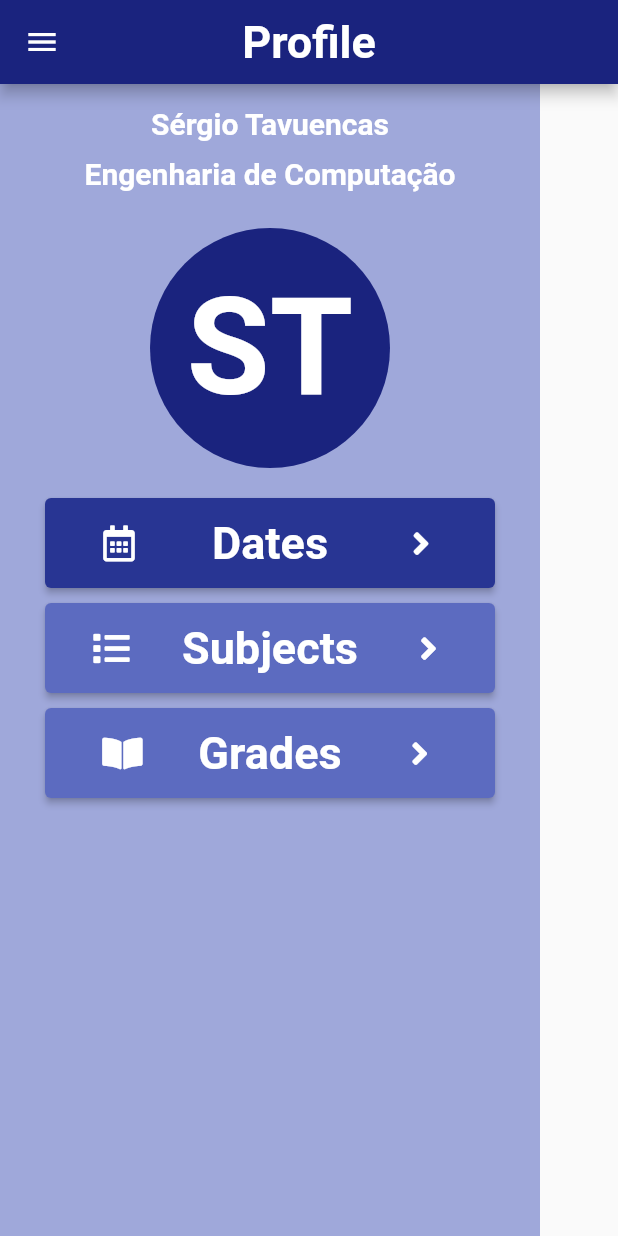
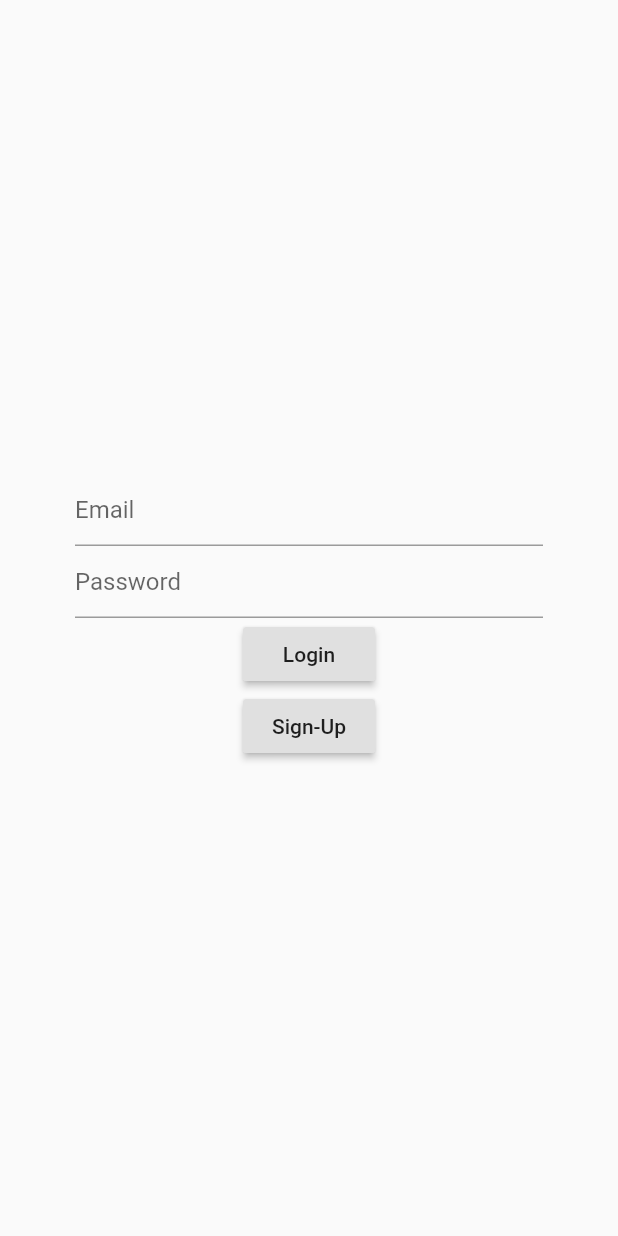
Before and after one commit to sergiotavuencas/mobile-project, a Flutter app: the screen it shows after launch, on a phone screen of 412 x 824 dp. Run offline on Flutter 3.47's test engine with Material 2 defaults, Android fonts, the phone set to English and light mode, and no system bars; our stand-ins replace firebase_auth, firebase_core, font_awesome_flutter; accounts and stored records are empty.

```diff
--- /dev/null
+++ b/my_app/lib/MyAgenda.dart
@@ -0,0 +1,37 @@
+import 'package:flutter/material.dart';
+import 'package:my_app/MyDrawer.dart';
+import 'package:my_app/routes/ProfileRoute.dart';
+
+class MyAgenda extends StatelessWidget {
+  const MyAgenda({
+    Key key,
+  }) : super(key: key);
+
+  @override
+  Widget build(BuildContext context) {
+    return MaterialApp(
+      title: "My Agenda",
+      color: Color(0xff1A237E),
+      home: Scaffold (
+        drawer: MyDrawer(),
+        appBar: AppBar(
+          centerTitle: true,
+          backgroundColor: Color(0xff1A237E),
+          title: Text(
+            "Profile",
+            style: TextStyle(
+                fontSize: 30,
+                fontWeight: FontWeight.bold,
+                color: Colors.white
+            ),
+          ),
+        ),
+        body: ProfileRoute(
+          firstName: "Sérgio",
+          lastName: "Tavuencas",
+          college: "Engenharia de Computação",
+        ),
+      ),
+    );
+  }
+}
--- a/my_app/lib/main.dart
+++ b/my_app/lib/main.dart
@@ -1,41 +1,16 @@
+import 'package:firebase_core/firebase_core.dart';
 import 'package:flutter/material.dart';
-import 'package:my_app/MyDrawer.dart';
-import 'package:my_app/routes/ProfileRoute.dart';
+import 'package:my_app/routes/LoginRoute.dart';
 
-void main() => runApp(MyApp());
+void main() async {
+  WidgetsFlutterBinding.ensureInitialized();
+  await Firebase.initializeApp();
+  runApp(MyApp());
+}
 
 class MyApp extends StatelessWidget {
-  // This widget is the root of your application.
   @override
   Widget build(BuildContext context) {
-    return MaterialApp(
-      title: "My Flutter App",
-      color: Color(0xff1A237E),
-      home: Scaffold (
-        drawer: MyDrawer(),
-        appBar: AppBar(
-          centerTitle: true,
-          backgroundColor: Color(0xff1A237E),
-          title: Text(
-              "Profile",
-              style: TextStyle(
-                fontSize: 30,
-                fontWeight: FontWeight.bold,
-                color: Colors.white
-              ),
-            ),
-        ),
-        body: ProfileRoute(
-          firstName: "Sérgio",
-          lastName: "Tavuencas",
-          college: "Engenharia de Computação",
-        ),
-      ),
-    );
+    return LoginRoute();
   }
 }
-
-/*
-<Widget>[
-Icon(FontAwesomeIcons.android, size: 50),
-*/
--- /dev/null
+++ b/my_app/lib/routes/LoginRoute.dart
@@ -0,0 +1,82 @@
+import 'package:flutter/material.dart';
+import 'package:firebase_auth/firebase_auth.dart';
+import 'package:my_app/MyAgenda.dart';
+
+class LoginRoute extends StatefulWidget {
+  @override
+  _LoginRouteState createState() => _LoginRouteState();
+}
+
+class _LoginRouteState extends State<LoginRoute> {
+  String _email, _password;
+
+  final FirebaseAuth auth = FirebaseAuth.instance;
+
+  @override
+  Widget build(BuildContext context) {
+    return MaterialApp(
+      home: Scaffold(
+        body: Padding(
+          padding: const EdgeInsets.all(50.0),
+          child: Center(
+            child: Column(
+              mainAxisSize: MainAxisSize.max,
+              mainAxisAlignment: MainAxisAlignment.center,
+              children: [
+                TextField(
+                  decoration: InputDecoration(hintText: "Email"),
+                  onChanged: (value) {
+                    setState(() {
+                      _email = value.trim(); //remove whitespace
+                    });
+                  },
+                ),
+                TextField(
+                  decoration: InputDecoration(hintText: "Password"),
+                  onChanged: (value) {
+                    setState(() {
+                      _password = value.trim(); //remove whitespace
+                    });
+                  },
+                ),
+                // ignore: deprecated_member_use
+                RaisedButton(
+                    child: Text("Login"),
+                    onPressed: () async {
+                      try {
+                        var authUser = await auth.signInWithEmailAndPassword(
+                            email: _email, password: _password);
+                        if(authUser!=null){
+                          print(authUser);
+
+                          print("Login Success");
+                        }
+                        else{
+                          print("Login Error");
+                        }
+
+                      } on FirebaseAuthException catch (e) {
+                        print(e);
+                      }
+                    }
+                ),
+                // ignore: deprecated_member_use
+                RaisedButton(
+                    child: Text("Sign-Up"),
+                    onPressed: () {
+                      try {
+                        auth.createUserWithEmailAndPassword(
+                            email: _email, password: _password);
+                      } catch (e) {
+                        print("Error on signup " + e);
+                      }
+                    }
+                )
+              ],
+            ),
+          ),
+        ),
+      ),
+    );
+  }
+}
```
Also changed, not shown: my_app/pubspec.yaml (+2 -5 lines), my_app/pubspec.lock, 3 other files.
